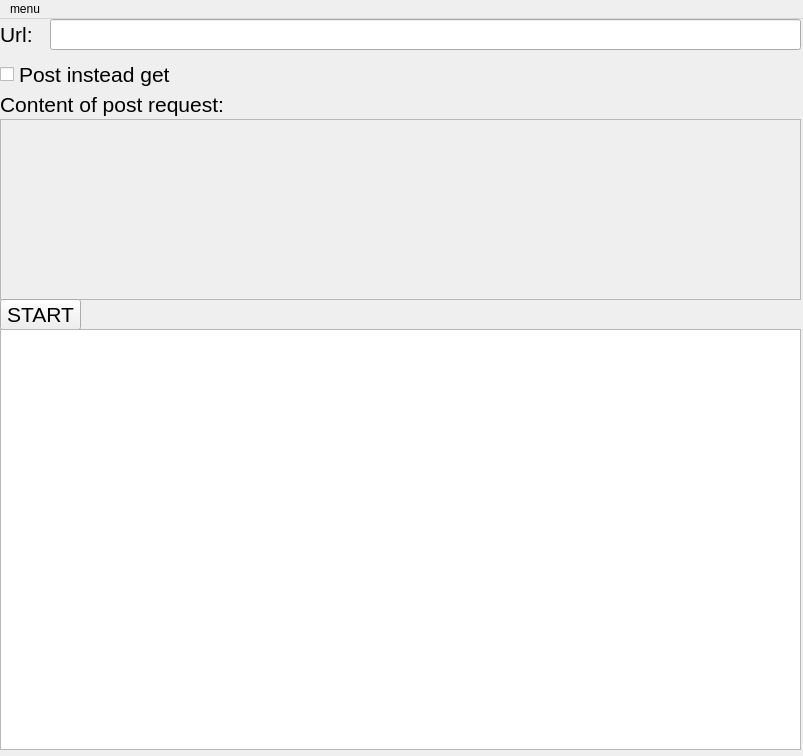
This is mainwindow.ui in arkadiusz97/UniversalBot as Qt 5 draws it before an edit. The edited form follows.
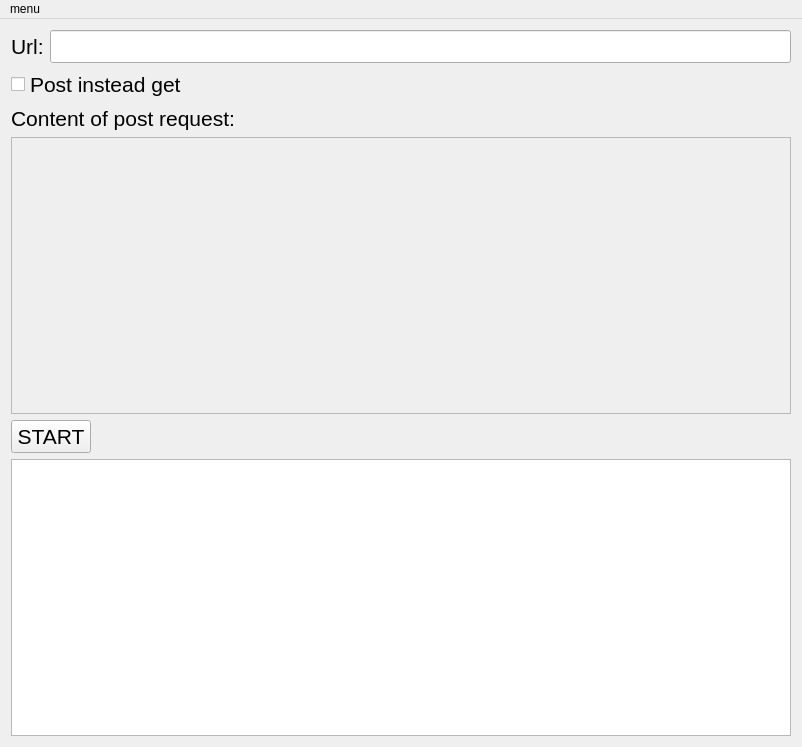
This is the edited form.

Diff of the .ui file:
```diff
--- a/mainwindow.ui
+++ b/mainwindow.ui
@@ -6,37 +6,24 @@
    <rect>
     <x>0</x>
     <y>0</y>
-    <width>803</width>
-    <height>756</height>
+    <width>802</width>
+    <height>747</height>
    </rect>
   </property>
   <property name="windowTitle">
    <string>UniversalBot</string>
   </property>
   <widget class="QWidget" name="centralWidget">
-   <widget class="QLineEdit" name="textEditUrl">
-    <property name="geometry">
-     <rect>
-      <x>50</x>
-      <y>0</y>
-      <width>751</width>
-      <height>31</height>
-     </rect>
-    </property>
-    <property name="font">
-     <font>
-      <pointsize>16</pointsize>
-     </font>
-    </property>
-   </widget>
+   <layout class="QVBoxLayout" name="verticalLayout">
+    <item>
+     <layout class="QHBoxLayout" name="horizontalLayoutUrl">
+      <item>
    <widget class="QLabel" name="labelUrl">
-    <property name="geometry">
-     <rect>
-      <x>0</x>
-      <y>0</y>
-      <width>41</width>
-      <height>31</height>
-     </rect>
+        <property name="sizePolicy">
+         <sizepolicy hsizetype="Maximum" vsizetype="Maximum">
+          <horstretch>0</horstretch>
+          <verstretch>0</verstretch>
+         </sizepolicy>
     </property>
     <property name="font">
      <font>
@@ -47,15 +34,20 @@
      <string>Url:</string>
     </property>
    </widget>
+      </item>
+      <item>
+       <widget class="QLineEdit" name="textEditUrl">
+        <property name="font">
+         <font>
+          <pointsize>16</pointsize>
+         </font>
+        </property>
+       </widget>
+      </item>
+     </layout>
+    </item>
+    <item>
    <widget class="QCheckBox" name="checkBoxGetPost">
-    <property name="geometry">
-     <rect>
-      <x>0</x>
-      <y>40</y>
-      <width>181</width>
-      <height>31</height>
-     </rect>
-    </property>
     <property name="font">
      <font>
       <pointsize>16</pointsize>
@@ -65,15 +57,9 @@
      <string>Post instead get</string>
     </property>
    </widget>
+    </item>
+    <item>
    <widget class="QLabel" name="labelPostContent">
-    <property name="geometry">
-     <rect>
-      <x>0</x>
-      <y>70</y>
-      <width>231</width>
-      <height>31</height>
-     </rect>
-    </property>
     <property name="font">
      <font>
       <pointsize>16</pointsize>
@@ -83,32 +69,26 @@
      <string>Content of post request:</string>
     </property>
    </widget>
+    </item>
+    <item>
    <widget class="QTextEdit" name="textEditContentPost">
     <property name="enabled">
      <bool>false</bool>
     </property>
-    <property name="geometry">
-     <rect>
-      <x>0</x>
-      <y>100</y>
-      <width>801</width>
-      <height>181</height>
-     </rect>
-    </property>
     <property name="font">
      <font>
       <pointsize>16</pointsize>
      </font>
     </property>
    </widget>
+    </item>
+    <item>
    <widget class="QPushButton" name="pushButtonStart">
-    <property name="geometry">
-     <rect>
-      <x>0</x>
-      <y>280</y>
-      <width>81</width>
-      <height>31</height>
-     </rect>
+      <property name="sizePolicy">
+       <sizepolicy hsizetype="Maximum" vsizetype="Maximum">
+        <horstretch>0</horstretch>
+        <verstretch>0</verstretch>
+       </sizepolicy>
     </property>
     <property name="font">
      <font>
@@ -119,28 +99,24 @@
      <string>START</string>
     </property>
    </widget>
+    </item>
+    <item>
    <widget class="QTextBrowser" name="textBrowserLogs">
-    <property name="geometry">
-     <rect>
-      <x>0</x>
-      <y>310</y>
-      <width>801</width>
-      <height>421</height>
-     </rect>
-    </property>
     <property name="font">
      <font>
       <pointsize>16</pointsize>
      </font>
     </property>
    </widget>
+    </item>
+   </layout>
   </widget>
   <widget class="QMenuBar" name="menuBar">
    <property name="geometry">
     <rect>
      <x>0</x>
      <y>0</y>
-     <width>803</width>
+     <width>802</width>
      <height>21</height>
     </rect>
    </property>
```
Lines whose indentation alone changed are shown as unchanged.
